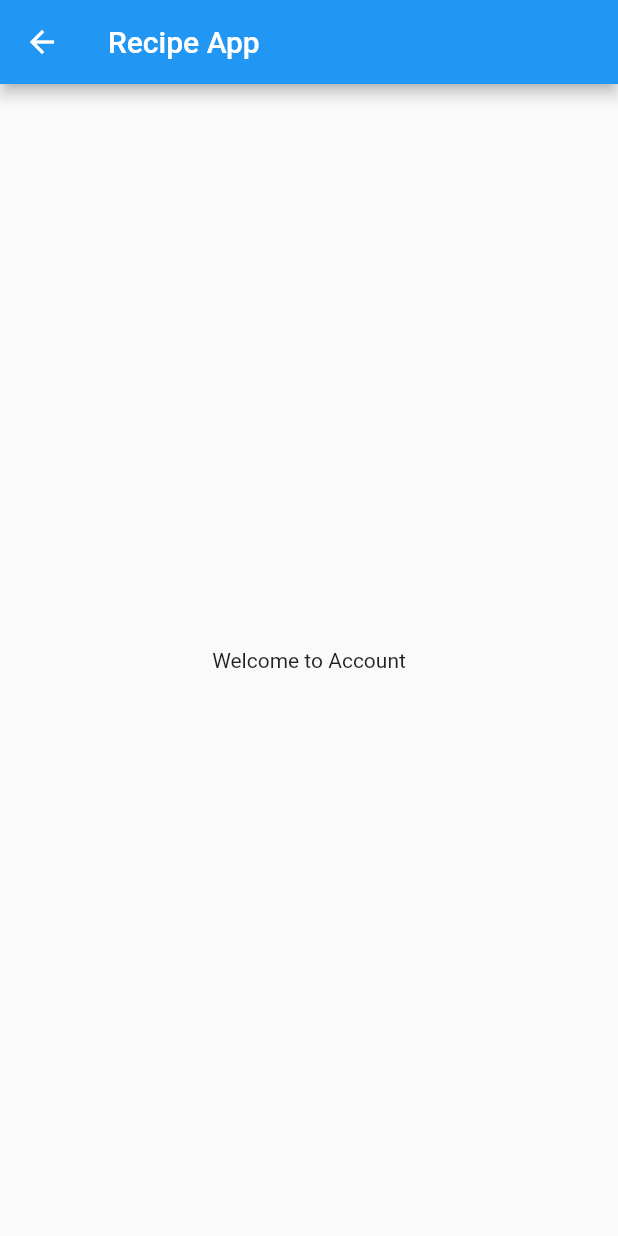
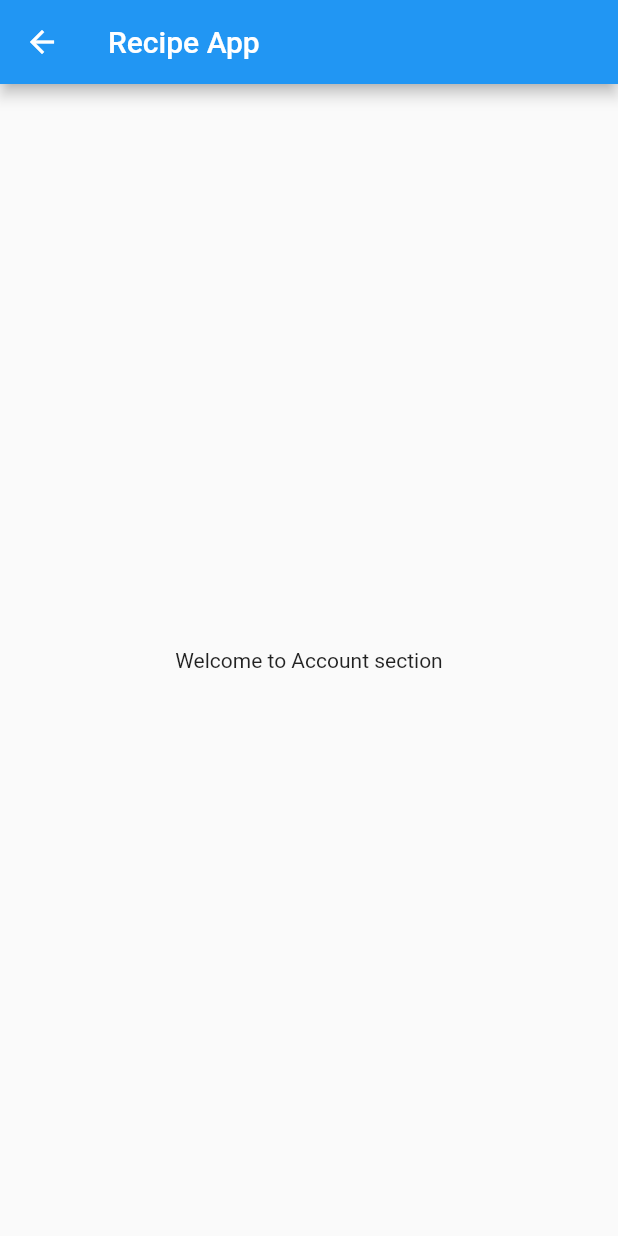
Before and after one commit to dilipbirajadar/Recipe, a Flutter app: the AccountScreen screen opened by its route, on a phone screen of 412 x 824 dp. Run offline on Flutter 3.47's test engine with Material 2 defaults, Android fonts, the phone set to English and light mode, and no system bars.

Commit message:
added text.

```diff
--- a/lib/screens/account_screen.dart
+++ b/lib/screens/account_screen.dart
@@ -13,7 +13,9 @@ class _AccountScreenState extends State<AccountScreen> {
     return Scaffold(
       appBar: AppBar(title: const Text("Recipe App"),),
       body: const Center(
-        child: Text('Welcome to Account'),
+        child: Center(
+          child:Text('Welcome to Account section'),
+        )
       ),
     );
   }
```
